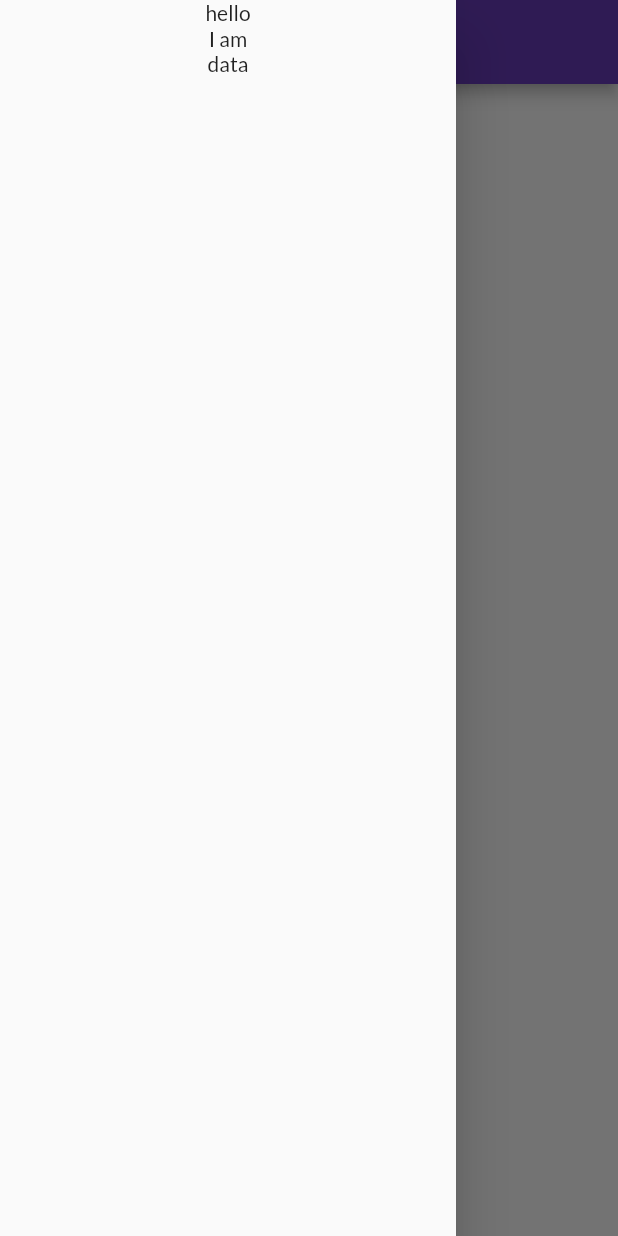
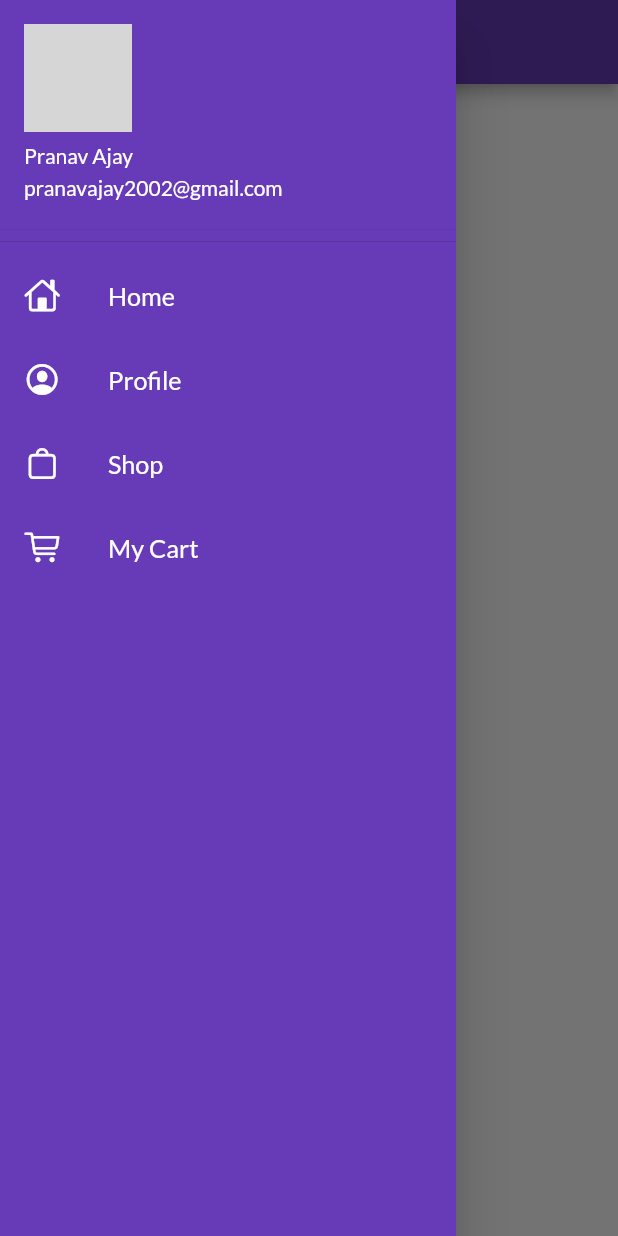
Before and after one commit to cyblogerz/Online-store-app, a Flutter app: the screen it shows after launch, with the side drawer open, on a phone screen of 412 x 824 dp. Run offline on Flutter 3.47's test engine with Material 2 defaults, Android fonts, the phone set to English and light mode, and no system bars; our stand-ins replace google_fonts; network calls fail; grey boxes are pictures that could not be loaded.

Commit message:
updated drawer widgets

```diff
--- /dev/null
+++ b/lib/Widgets/drawer.dart
@@ -0,0 +1,92 @@
+import 'package:flutter/cupertino.dart';
+import 'package:flutter/material.dart';
+
+class MyDrawer extends StatelessWidget {
+  @override
+  Widget build(BuildContext context) {
+    final imageurl =
+        'https://avatars.githubusercontent.com/u/74711322?s=460&u=1daa2e5ec0cf6ed0ffc05619fe7661db52d84e56&v=4';
+    return Drawer(
+      child: Container(
+        color: Colors.deepPurple,
+        child: ListView(
+          //any
+          children: <Widget>[
+            DrawerHeader(
+              //boxdecoration can be used here inorder to change the color
+              padding: EdgeInsets.zero,
+              child: UserAccountsDrawerHeader(
+                //here we can also use
+                accountName: Text(
+                  'Pranav Ajay',
+                  style: TextStyle(color: Colors.white),
+                ),
+                accountEmail: Text(
+                  'pranavajay2002@gmail.com',
+                  style: TextStyle(color: Colors.white),
+                ),
+                currentAccountPicture: CircleAvatar(
+                  backgroundImage: NetworkImage(imageurl),
+                  //here it does not take image widget,
+                  //need to provide provider
+                ),
+              ),
+            ),
+            ListTile(
+              leading: Icon(
+                CupertinoIcons.home,
+                color: Colors.white,
+              ),
+              title: Text(
+                'Home',
+                style: TextStyle(
+                  color: Colors.white,
+                ),
+                textScaleFactor: 1.2,
+              ),
+            ),
+            ListTile(
+              leading: Icon(
+                CupertinoIcons.profile_circled,
+                color: Colors.white,
+              ),
+              title: Text(
+                'Profile',
+                style: TextStyle(
+                  color: Colors.white,
+                ),
+                textScaleFactor: 1.2,
+              ),
+            ),
+            ListTile(
+              leading: Icon(
+                CupertinoIcons.bag,
+                color: Colors.white,
+              ),
+              title: Text(
+                'Shop',
+                style: TextStyle(
+                  color: Colors.white,
+                ),
+                textScaleFactor: 1.2,
+              ),
+            ),
+            ListTile(
+              leading: Icon(
+                CupertinoIcons.cart,
+                color: Colors.white,
+              ),
+              title: Text(
+                'My Cart',
+                style: TextStyle(
+                  color: Colors.white,
+                ),
+                textScaleFactor: 1.2,
+              ),
+            ),
+          ],
+        ),
+      ),
+    );
+  }
+}
--- a/lib/screens/homepage.dart
+++ b/lib/screens/homepage.dart
@@ -1,4 +1,5 @@
 import 'package:flutter/material.dart';
+import 'package:flutter_catalog/Widgets/drawer.dart';
 
 class HomePage extends StatelessWidget {
   const HomePage({Key key}) : super(key: key);
@@ -17,15 +18,7 @@ class HomePage extends StatelessWidget {
           child: Text('Hello 8 hours of flutter'),
         ),
       ),
-      drawer: Drawer(
-        child: Column(
-          children: <Widget>[
-            Text('hello'),
-            Text('I am'),
-            Text('data'),
-          ],
-        ),
-      ),
+      drawer: MyDrawer(),
     );
   }
 }
```
